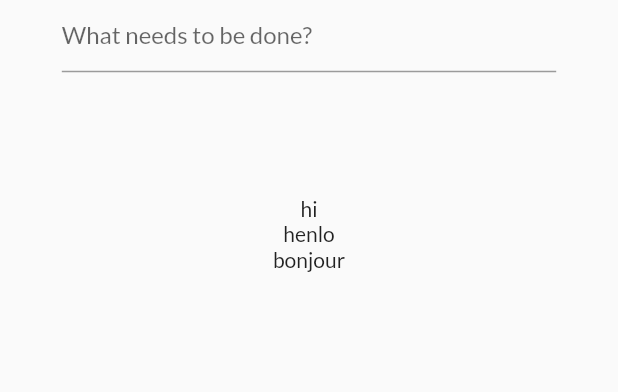
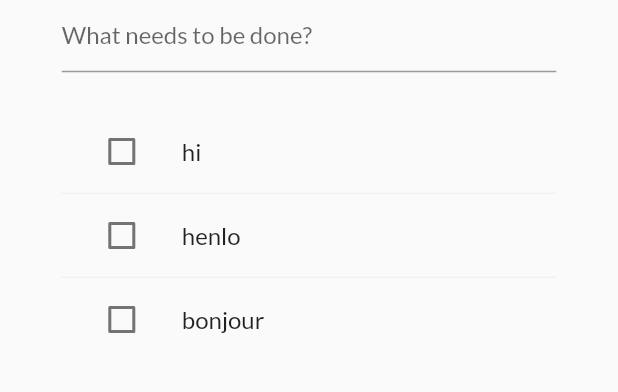
Before and after one commit to hyoaru/to-do, a Flutter app: the screen it shows after launch, on a phone screen of 412 x 824 dp, the part 135-527 px from its top. Run offline on Flutter 3.47's test engine with Material 2 defaults, Android fonts, the phone set to English and light mode, and no system bars; our stand-ins replace equatable, flutter_hooks, google_fonts, hooks_riverpod, sizer.

Commit message:
added list tile

```diff
--- a/lib/view/todo_homepage_ui.dart
+++ b/lib/view/todo_homepage_ui.dart
@@ -2,6 +2,7 @@ import 'package:flutter/material.dart';
 import 'package:flutter_hooks/flutter_hooks.dart';
 import 'package:sizer/sizer.dart';
 import 'package:hooks_riverpod/hooks_riverpod.dart';
+import 'package:todo/model/todo_model.dart';
 import 'package:todo/view/todo_homepage_textfield.dart';
 import 'package:todo/view/todo_homepage_title.dart';
 import 'package:todo/viewmodel/todo_providers.dart';
@@ -24,10 +25,24 @@ class HomepageUI extends HookWidget {
               const HomeTitle(),
               TodoTextField(todoTextController: todoTextController),
               SizedBox(
-                height: 10.h,
+                height: 3.h,
               ),
               Column(
-                children: [...todos.map((e) => Text(e.description))],
+                children: [
+                  // if (todos.isNotEmpty) const Divider(height: 0),
+                  for (var i = 0; i < todos.length; i++) ...[
+                    if (i > 0) const Divider(height: 0),
+                    Dismissible(
+                      key: ValueKey(todos[i].id),
+                      onDismissed: (_) {
+                        context
+                            .read(todoListProvider.notifier)
+                            .todoRemove(todos[i]);
+                      },
+                      child: TodoItem(todos[i]),
+                    ),
+                  ]
+                ],
               ),
             ],
           ),
@@ -36,3 +51,55 @@ class HomepageUI extends HookWidget {
     );
   }
 }
+
+class TodoItem extends HookWidget {
+  const TodoItem(this.todo, {Key? key}) : super(key: key);
+
+  final TodoObjectModel todo;
+
+  @override
+  Widget build(BuildContext context) {
+    final itemFocusNode = useFocusNode();
+    useListenable(itemFocusNode);
+    final isFocused = itemFocusNode.hasFocus;
+
+    final textEdittingController = useTextEditingController();
+    final textFieldFocusNode = useFocusNode();
+
+    return Material(
+      // color: Colors.white,
+      // elevation: 6,
+      child: Focus(
+        focusNode: itemFocusNode,
+        onFocusChange: (focused) {
+          if (focused) {
+            textEdittingController.text = todo.description;
+          } else {
+            context.read(todoListProvider.notifier).todoEdit(
+                  id: todo.id,
+                  description: textEdittingController.text,
+                );
+          }
+        },
+        child: ListTile(
+          onTap: () {
+            itemFocusNode.requestFocus();
+            textFieldFocusNode.requestFocus();
+          },
+          leading: Checkbox(
+            value: todo.isCompleted,
+            onChanged: (value) =>
+                context.read(todoListProvider.notifier).todoToggle(todo.id),
+          ),
+          title: isFocused
+              ? TextField(
+                  autofocus: true,
+                  focusNode: textFieldFocusNode,
+                  controller: textEdittingController,
+                )
+              : Text(todo.description),
+        ),
+      ),
+    );
+  }
+}
```
